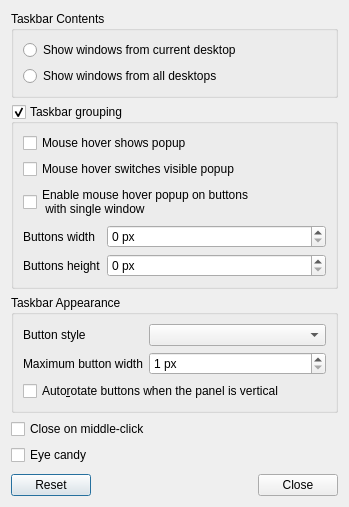
First picture: the form in plugin-taskbar/lxqttaskbarconfiguration.ui, repository lxqt/lxqt-panel, before the edit.
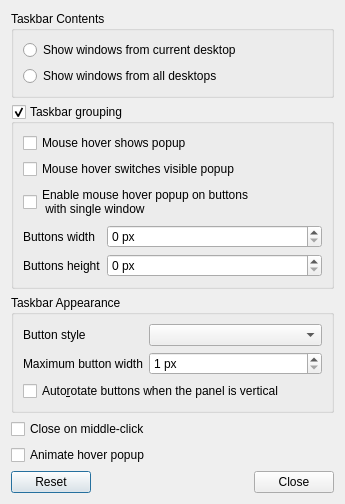
Second picture: the form after the edit.

Commit message: clean up with commented out code clean up with mimedata types fixed configuration dialog

Diff of the .ui file:
```diff
--- a/plugin-taskbar/lxqttaskbarconfiguration.ui
+++ b/plugin-taskbar/lxqttaskbarconfiguration.ui
@@ -6,8 +6,8 @@
    <rect>
     <x>0</x>
     <y>0</y>
-    <width>349</width>
-    <height>507</height>
+    <width>345</width>
+    <height>503</height>
    </rect>
   </property>
   <property name="windowTitle">
@@ -180,7 +180,7 @@
    <item>
     <widget class="QCheckBox" name="eyeCandyCB">
      <property name="text">
-      <string>Eye candy</string>
+      <string>Animate hover popup</string>
      </property>
     </widget>
    </item>
```
Left out of the diff: 32 changed lines with no effect on the pictures. The commit also changes 7 other files.
